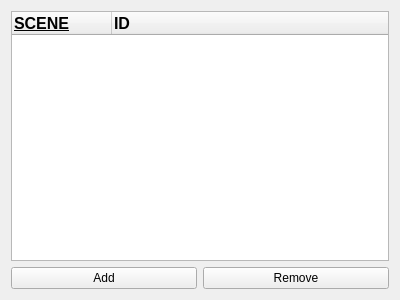
Before: the Qt Designer form QTDelivery1/ZurullitoPaint/hierarchy.ui in MarcFly/AdvancedGraphicsProgramming, drawn with Qt 5.
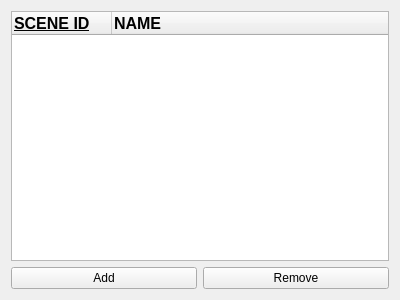
After: the same form once the commit is applied. Icons and pictures are not drawn.

The edit to the form file:
```diff
--- a/QTDelivery1/ZurullitoPaint/hierarchy.ui
+++ b/QTDelivery1/ZurullitoPaint/hierarchy.ui
@@ -21,7 +21,7 @@
      </property>
      <column>
       <property name="text">
-       <string>SCENE</string>
+       <string>SCENE ID</string>
       </property>
       <property name="font">
        <font>
@@ -58,7 +58,7 @@
      </column>
      <column>
       <property name="text">
-       <string>ID</string>
+       <string>NAME</string>
       </property>
       <property name="font">
        <font>
```
